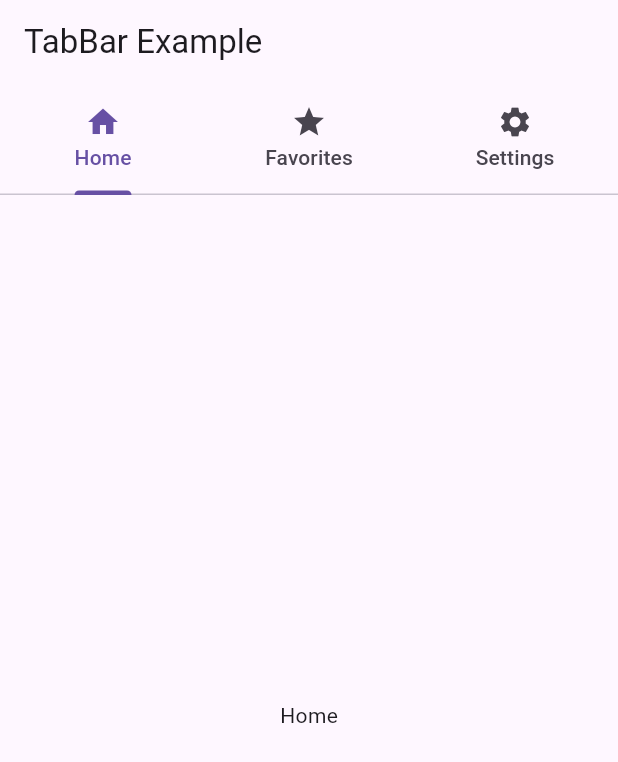
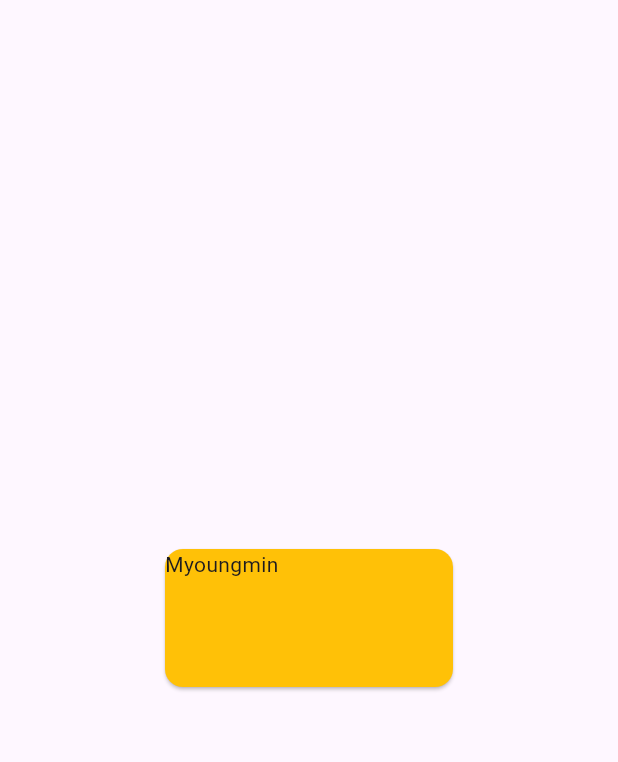
Before and after one commit to Myoungmin/flutter_fundamentals, a Flutter app: the screen it shows after launch, on a phone screen of 412 x 824 dp. Shown: the top 762 px of the screen. Run offline on Flutter 3.47's test engine with Material 3 defaults, Android fonts, the phone set to English and light mode, and no system bars.

Commit message:
SizedBox와 Card 위젯 실습

```diff
--- a/lib/main.dart
+++ b/lib/main.dart
@@ -2,51 +2,23 @@ import 'package:flutter/material.dart';
 
 void main() => runApp(const MyApp());
 
-class MyApp extends StatefulWidget {
+class MyApp extends StatelessWidget {
   const MyApp({super.key});
 
   @override
-  State<MyApp> createState() => _MyAppState();
-}
-
-class _MyAppState extends State<MyApp> with SingleTickerProviderStateMixin {
-  late TabController _tabController;
-
-  @override
-  void initState() {
-    super.initState();
-    _tabController = TabController(length: 3, vsync: this);
-  }
-
-  @override
-  void dispose() {
-    _tabController.dispose();
-    super.dispose();
-  }
-
-  @override
   Widget build(BuildContext context) {
-    return MaterialApp(
-      title: 'TabBar Example',
+    return const MaterialApp(
+      debugShowCheckedModeBanner: false,
       home: Scaffold(
-        appBar: AppBar(
-          title: const Text('TabBar Example'),
-          bottom: TabBar(
-            controller: _tabController,
-            tabs: const <Widget>[
-              Tab(icon: Icon(Icons.home), text: 'Home'),
-              Tab(icon: Icon(Icons.star), text: 'Favorites'),
-              Tab(icon: Icon(Icons.settings), text: 'Settings'),
-            ],
+        body: Center(
+          child: SizedBox(
+            width: 200.0,
+            height: 100.0,
+            child: Card(
+              color: Colors.amber,
+              child: Text('Myoungmin'),
+            ),
           ),
-        ),
-        body: TabBarView(
-          controller: _tabController,
-          children: const <Widget>[
-            Center(child: Text('Home')),
-            Center(child: Text('Favorites')),
-            Center(child: Text('Settings')),
-          ],
         ),
       ),
     );
```
